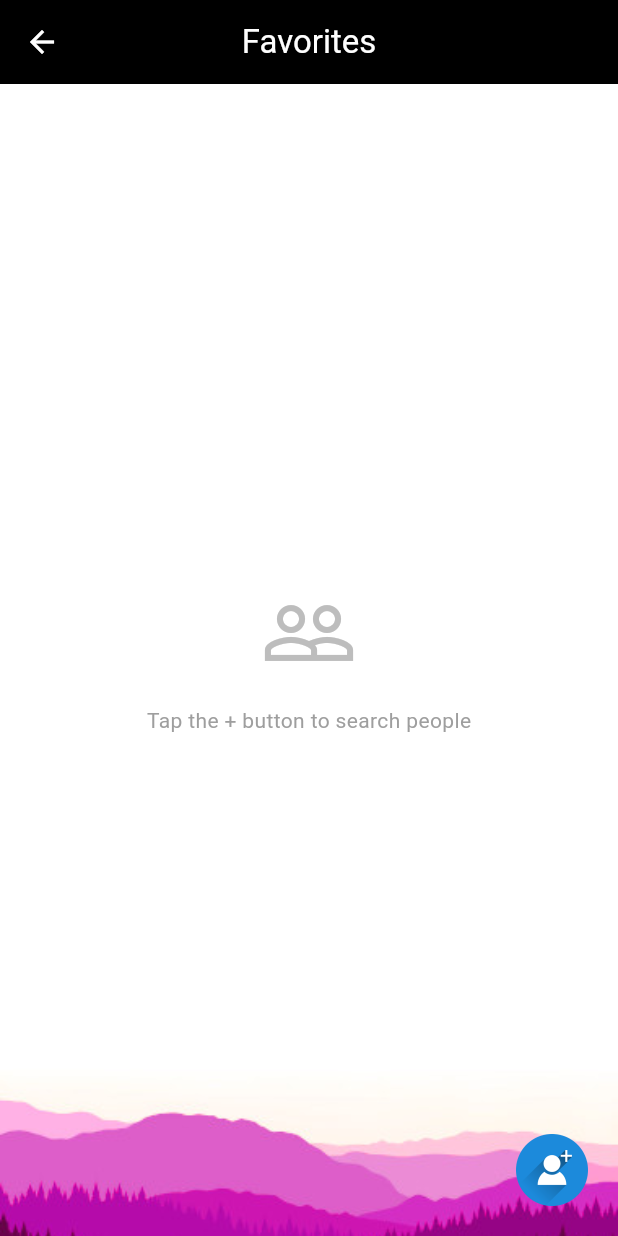
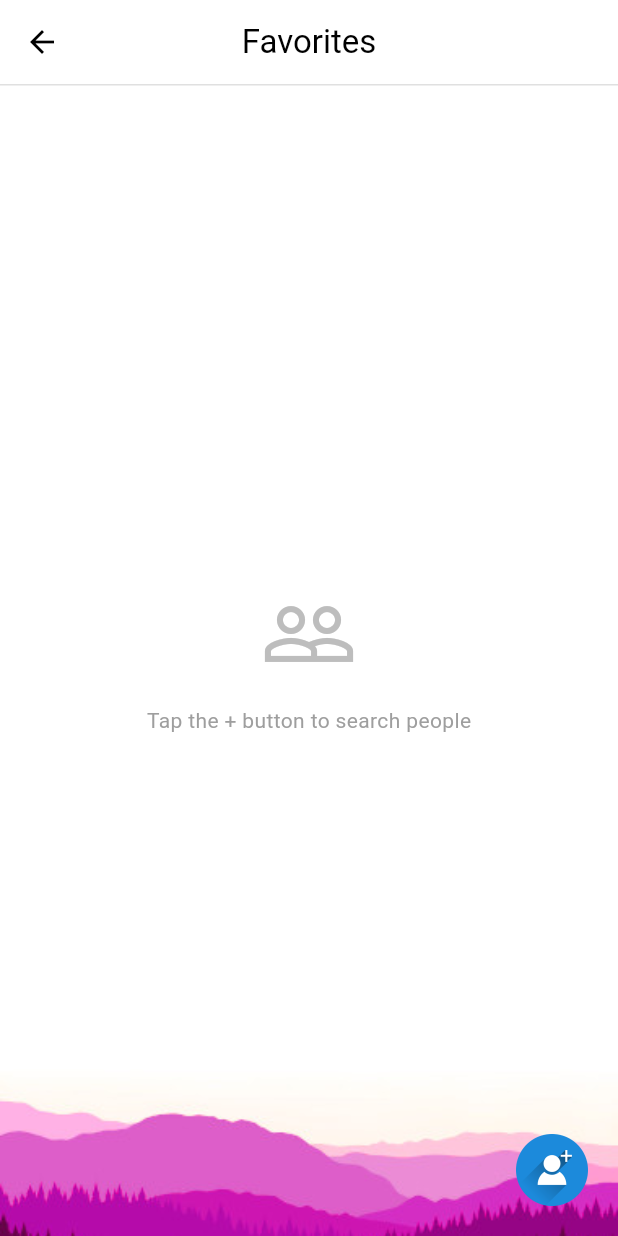
Before and after one commit to Qasim-afzaal/stay-connected, a Flutter app: the InstagramPage screen opened by its route, after a tap on "Favorites", on a phone screen of 412 x 824 dp. Run offline on Flutter 3.47's test engine with Material 3 defaults, Android fonts, the phone set to English and light mode, and no system bars; our stand-ins replace flutter_easyloading, flutter_svg, get, shared_preferences, sizer, webview_flutter; missing offline and left inert: flutter_inappwebview; accounts and stored records are empty.

Commit message:
Update AppBar styling for Instagram platform: white background and black text in light mode with divider

```diff
--- a/lib/Platform/instagram/instagram_icon_screen.dart
+++ b/lib/Platform/instagram/instagram_icon_screen.dart
@@ -35,9 +35,17 @@ class InstagramIconScreen extends StatelessWidget {
           appBar: AppBar(
             title: Text(iconName),
             centerTitle: true,
-            backgroundColor: theme.appBarTheme.backgroundColor,
-            foregroundColor: theme.appBarTheme.foregroundColor,
+            backgroundColor: isDark ? theme.appBarTheme.backgroundColor : Colors.white,
+            foregroundColor: isDark ? theme.appBarTheme.foregroundColor : Colors.black,
             elevation: 0,
+            bottom: PreferredSize(
+              preferredSize: const Size.fromHeight(1.0),
+              child: Divider(
+                height: 1,
+                thickness: 1,
+                color: isDark ? Colors.grey[800] : Colors.grey[300],
+              ),
+            ),
           ),
           body: Container(
             decoration: BoxDecoration(
@@ -925,8 +933,17 @@ class _FriendProfileScreenState extends State<FriendProfileScreen> {
       appBar: AppBar(
         title: Text(widget.friendName),
         centerTitle: true,
-        backgroundColor: Theme.of(context).appBarTheme.backgroundColor ?? (Theme.of(context).brightness == Brightness.dark ? Colors.grey[900] : Colors.purple),
-        foregroundColor: Theme.of(context).appBarTheme.foregroundColor ?? Colors.white,
+        backgroundColor: Theme.of(context).brightness == Brightness.dark ? (Theme.of(context).appBarTheme.backgroundColor ?? Colors.grey[900]) : Colors.white,
+        foregroundColor: Theme.of(context).brightness == Brightness.dark ? (Theme.of(context).appBarTheme.foregroundColor ?? Colors.white) : Colors.black,
+        elevation: 0,
+        bottom: PreferredSize(
+          preferredSize: const Size.fromHeight(1.0),
+          child: Divider(
+            height: 1,
+            thickness: 1,
+            color: Theme.of(context).brightness == Brightness.dark ? Colors.grey[800] : Colors.grey[300],
+          ),
+        ),
       ),
       body: Stack(
         children: [
--- a/lib/Platform/instagram/instagram_page.dart
+++ b/lib/Platform/instagram/instagram_page.dart
@@ -26,9 +26,17 @@ class InstagramPage extends StatelessWidget {
           appBar: AppBar(
             title: const Text('Instagram'),
             centerTitle: true,
-            backgroundColor: theme.appBarTheme.backgroundColor,
-            foregroundColor: theme.appBarTheme.foregroundColor,
+            backgroundColor: isDark ? theme.appBarTheme.backgroundColor : Colors.white,
+            foregroundColor: isDark ? theme.appBarTheme.foregroundColor : Colors.black,
             elevation: 0,
+            bottom: PreferredSize(
+              preferredSize: const Size.fromHeight(1.0),
+              child: Divider(
+                height: 1,
+                thickness: 1,
+                color: isDark ? Colors.grey[800] : Colors.grey[300],
+              ),
+            ),
             actions: [
               // Temporary reset button for debugging
               IconButton(
```
Also changed, not shown: lib/Platform/instagram/instagram_webview_screen.dart (+11 -2 lines).
